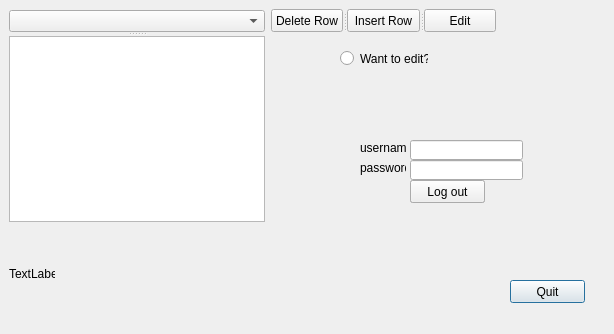
Before: the Qt Designer form DB_UI_main.ui in wkrt7/ZZP_project, drawn with Qt 5.
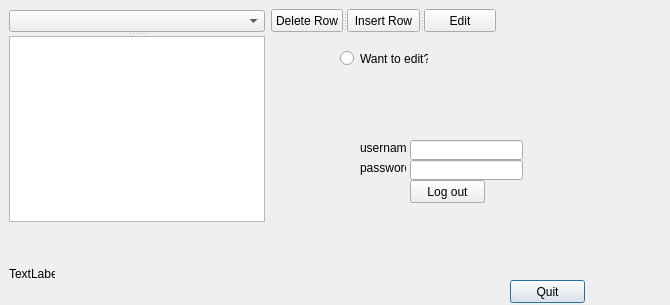
After: the same form once the commit is applied.

The edit to the form file:
```diff
--- a/DB_UI_main.ui
+++ b/DB_UI_main.ui
@@ -6,8 +6,8 @@
    <rect>
     <x>0</x>
     <y>0</y>
-    <width>614</width>
-    <height>334</height>
+    <width>670</width>
+    <height>305</height>
    </rect>
   </property>
   <property name="windowTitle">
```
Left out of the diff: 13 changed lines with no effect on the pictures.
